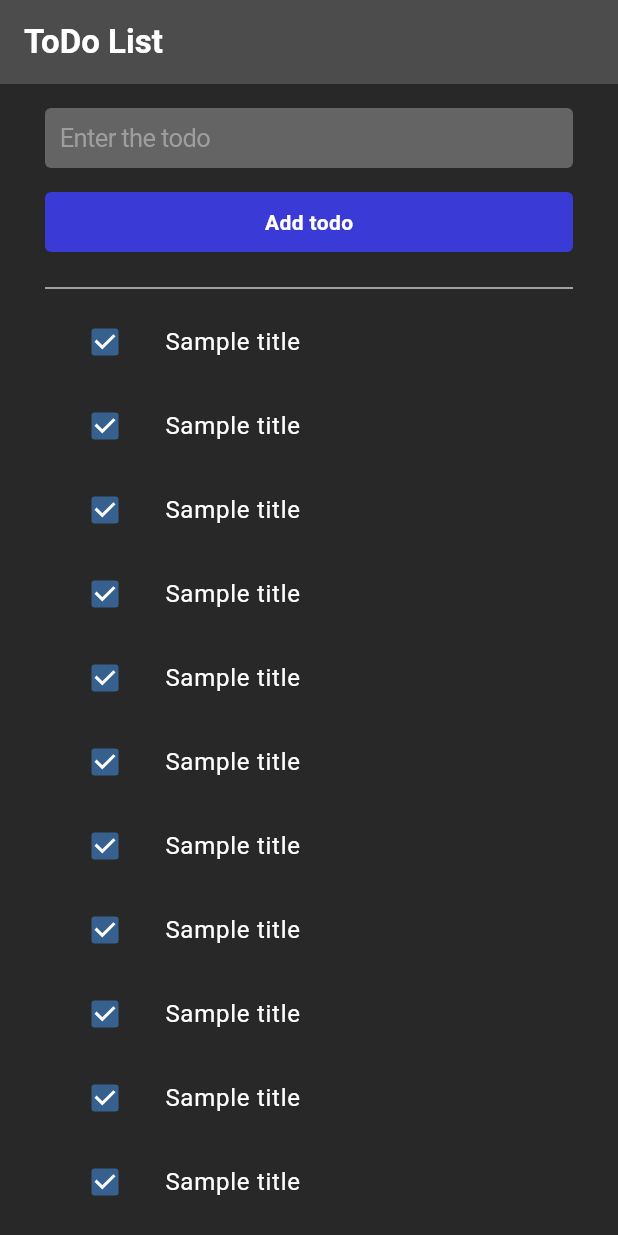
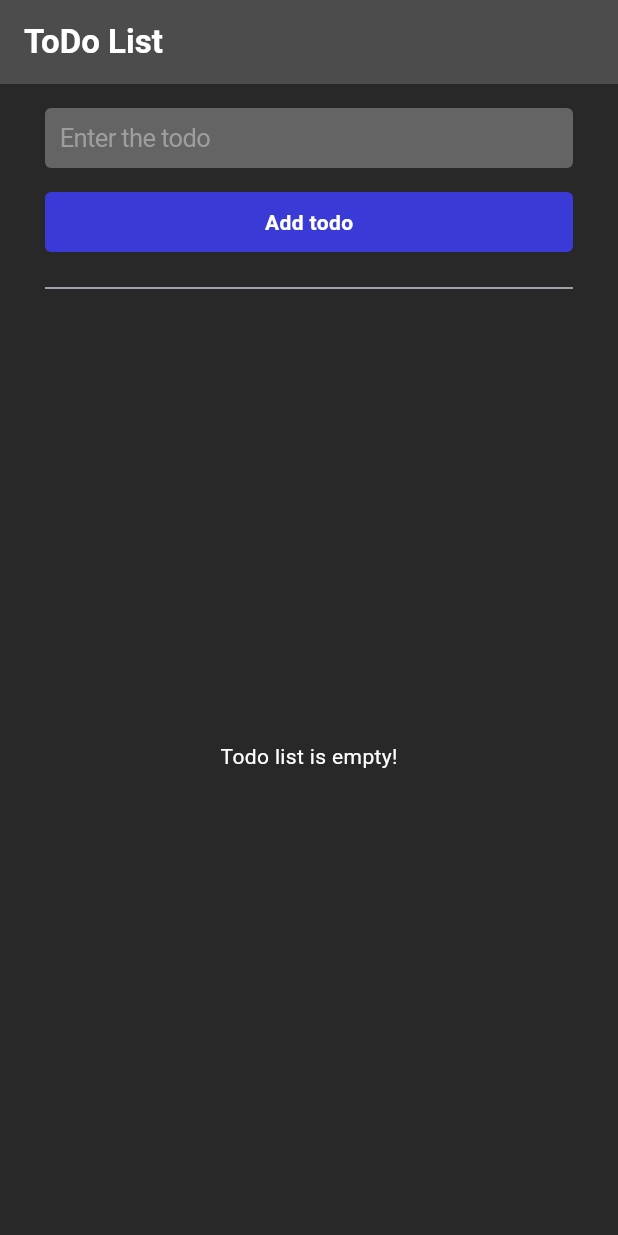
Before and after one commit to 666kurt/TodoList_Flutter, a Flutter app: the screen it shows after launch, after a tap on "Add todo", on a phone screen of 412 x 824 dp. Run offline on Flutter 3.47's test engine with Material 3 defaults, Android fonts, the phone set to English and light mode, and no system bars; our stand-ins replace flutter_bloc.

Commit message:
Implements bloc

```diff
--- /dev/null
+++ b/lib/bloc/todo_bloc.dart
@@ -0,0 +1,39 @@
+import 'package:flutter_bloc/flutter_bloc.dart';
+import 'package:todo_flutter/bloc/todo_event.dart';
+import 'package:todo_flutter/bloc/todo_state.dart';
+import 'package:todo_flutter/todo.dart';
+
+class TodoBloc extends Bloc<TodoEvent, CurrentTodoState> {
+  TodoBloc() : super(const CurrentTodoState()) {
+    // Обработка события добавления задачи
+    on<AddTodoEvent>((event, emit) {
+      final updatedTodo = List<Todo>.from(state.todos)..add(event.todo);
+      emit(CurrentTodoState(todos: updatedTodo));
+    });
+
+    // Обработка события удаления задачи
+    on<DeleteTodoEvent>((event, emit) {
+      final currentTodo = state.todos;
+      final List<Todo> updatedTodo =
+          currentTodo.where((todo) => todo.id != event.id).toList();
+      emit(CurrentTodoState(todos: updatedTodo));
+    });
+
+    // Обработка события переключения статуса задачи
+    on<ToggleStatusEvent>((event, emit) {
+      final currentTodo = state.todos;
+      final List<Todo> updatedTodo = currentTodo.map((todo) {
+        if (todo.id == event.id) {
+          // Меняю isCompleted на противоположное значение
+          return Todo(
+            id: todo.id,
+            title: todo.title,
+            isCompleted: !todo.isCompleted,
+          );
+        }
+        return todo;
+      }).toList();
+      emit(CurrentTodoState(todos: updatedTodo));
+    });
+  }
+}
--- /dev/null
+++ b/lib/bloc/todo_event.dart
@@ -0,0 +1,26 @@
+import '../todo.dart';
+
+abstract class TodoEvent {
+  const TodoEvent();
+}
+
+// Событие добавление новой задачи
+class AddTodoEvent extends TodoEvent {
+  final Todo todo;
+
+  const AddTodoEvent({required this.todo});
+}
+
+// Событие удаления задачи
+class DeleteTodoEvent extends TodoEvent {
+  final int id;
+
+  const DeleteTodoEvent({required this.id});
+}
+
+// Событие изменения статуса задачи
+class ToggleStatusEvent extends TodoEvent {
+  final int id;
+
+  const ToggleStatusEvent({required this.id});
+}
--- /dev/null
+++ b/lib/bloc/todo_state.dart
@@ -0,0 +1,7 @@
+import '../todo.dart';
+
+class CurrentTodoState {
+  final List<Todo> todos;
+
+  const CurrentTodoState({this.todos = const []});
+}
--- a/lib/home_screen.dart
+++ b/lib/home_screen.dart
@@ -1,6 +1,12 @@
+import 'dart:math';
+
 import 'package:flutter/cupertino.dart';
 import 'package:flutter/material.dart';
-import 'package:flutter/widgets.dart';
+import 'package:flutter_bloc/flutter_bloc.dart';
+import 'package:todo_flutter/bloc/todo_bloc.dart';
+import 'package:todo_flutter/bloc/todo_event.dart';
+import 'package:todo_flutter/bloc/todo_state.dart';
+import 'package:todo_flutter/todo.dart';
 
 class HomeScreen extends StatelessWidget {
   HomeScreen({super.key});
@@ -32,7 +38,17 @@ class HomeScreen extends StatelessWidget {
             ),
             // Button
             GestureDetector(
-              onTap: () {},
+              onTap: () {
+                final String title =
+                    _controller.text; // забираем текст из контроллера
+                final int id = Random().nextInt(
+                    10000); // генерируем случайное целое в диапазоне от 0 до 10000 для айди
+                final Todo newTodo = Todo(id: id, title: title);
+                if (title.isNotEmpty) {
+                  context.read<TodoBloc>().add(AddTodoEvent(todo: newTodo));
+                  _controller.clear();
+                }
+              },
               child: Container(
                 margin: const EdgeInsets.symmetric(vertical: 16),
                 padding: const EdgeInsets.all(10),
@@ -54,21 +70,40 @@ class HomeScreen extends StatelessWidget {
             const Divider(),
             // List
             Expanded(
-              child: ListView.builder(
-                itemCount: 20,
+              child: BlocBuilder<TodoBloc, CurrentTodoState>(
+                builder: (context, state) {
+                  final List<Todo> todos = state.todos;
+                  if (todos.isEmpty) {
+                    return const Center(
+                      child: Text(
+                        "Todo list is empty!",
+                        style: TextStyle(color: Colors.white),
+                      ),
+                    );
+                  } else {
+                    return ListView.builder(
+                      itemCount: todos.length,
                       itemBuilder: (context, index) {
+                        final Todo todo = todos[index];
                         return ListTile(
-                    title: const Text(
-                      "Sample title",
-                      style: TextStyle(
+                          title: Text(
+                            todo.title,
+                            style: const TextStyle(
                               color: Colors.white,
                             ),
                           ),
                           leading: Checkbox(
-                      value: true,
-                      onChanged: (value) {},
+                            value: todo.isCompleted,
+                            onChanged: (value) {
+                              context
+                                  .read<TodoBloc>()
+                                  .add(ToggleStatusEvent(id: todo.id));
+                            },
                           ),
                         );
+                      },
+                    );
+                  }
                 },
               ),
             )
--- a/lib/main.dart
+++ b/lib/main.dart
@@ -1,4 +1,6 @@
 import 'package:flutter/material.dart';
+import 'package:flutter_bloc/flutter_bloc.dart';
+import 'package:todo_flutter/bloc/todo_bloc.dart';
 import 'home_screen.dart';
 
 void main() {
@@ -25,7 +27,10 @@ class TodoList extends StatelessWidget {
           ),
         ),
       ),
-      home: HomeScreen(),
+      home: BlocProvider(
+        create: (_) => TodoBloc(),
+        child: HomeScreen(),
+      ),
     );
   }
 }
--- /dev/null
+++ b/lib/todo.dart
@@ -0,0 +1,11 @@
+class Todo {
+  final int id;
+  final String title;
+  final bool isCompleted;
+
+  Todo({
+    required this.id,
+    required this.title,
+    this.isCompleted = false,
+  });
+}
--- a/pubspec.yaml
+++ b/pubspec.yaml
@@ -35,6 +35,7 @@ dependencies:
   # The following adds the Cupertino Icons font to your application.
   # Use with the CupertinoIcons class for iOS style icons.
   cupertino_icons: ^1.0.6
+  flutter_bloc: ^8.1.6
 
 dev_dependencies:
   flutter_test:
```
Also changed, not shown: pubspec.lock. Lines whose indentation alone changed are shown as unchanged.
